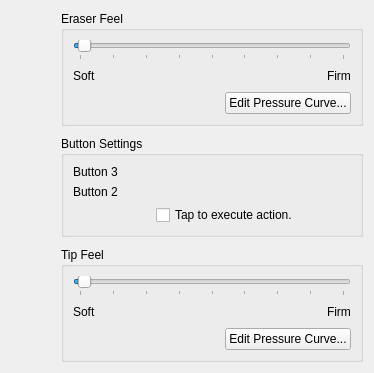
KDE/wacomtablet, file src/kcmodule/styluspagewidget.ui: the form before one commit.
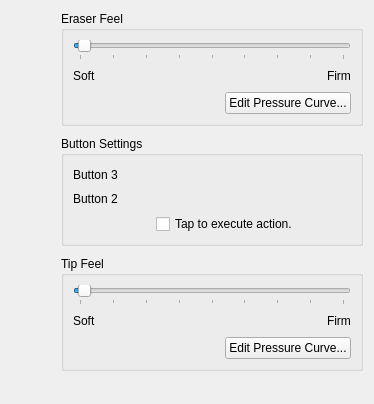
The form after the commit. Custom widgets are drawn as their Qt base class.

Diff of the .ui file:
```diff
--- a/src/kcmodule/styluspagewidget.ui
+++ b/src/kcmodule/styluspagewidget.ui
@@ -7,7 +7,7 @@
     <x>0</x>
     <y>0</y>
     <width>374</width>
-    <height>369</height>
+    <height>404</height>
    </rect>
   </property>
   <property name="windowTitle">
```
Left out of the diff: 9 changed lines with no effect on the pictures.
